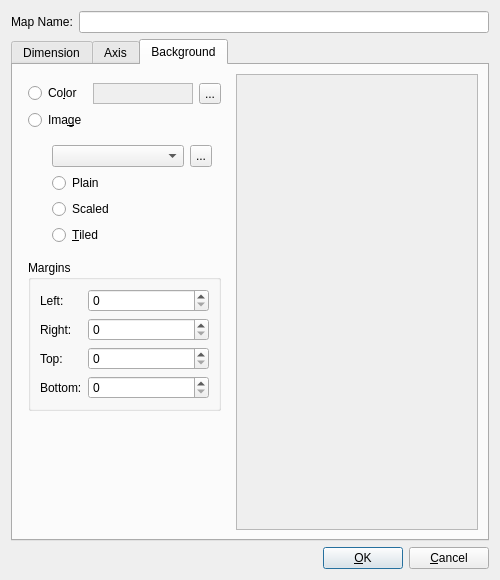
Above: bin/mappropertiesdialog.ui from dyle/rpgmapper before the change. Below: the same form after it.
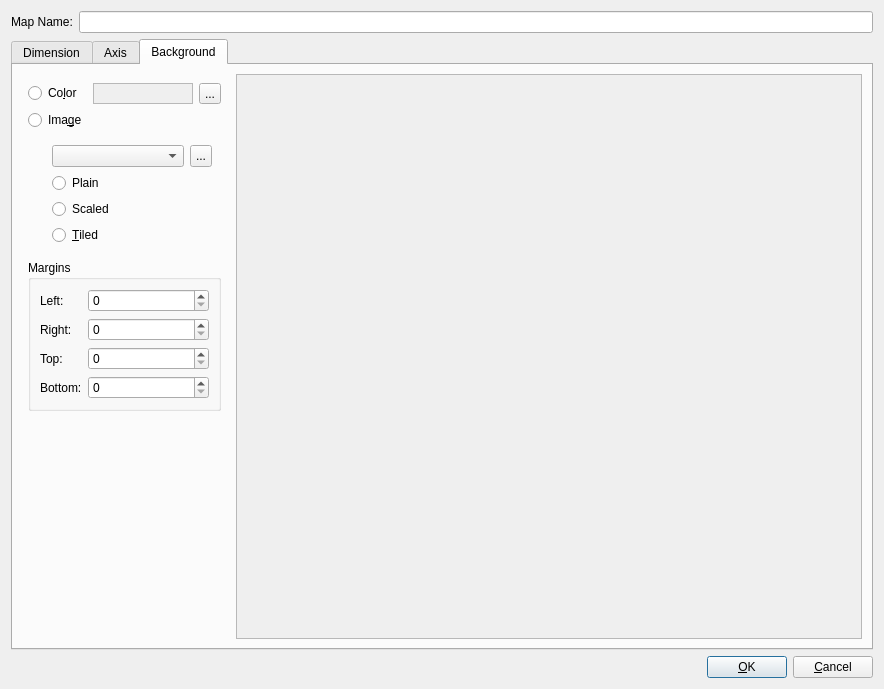
That is the form after the change. The open tabs and pages were chosen to show the change. Icons and pictures are not drawn. Custom widgets are drawn as their Qt base class.

```diff
--- a/bin/mappropertiesdialog.ui
+++ b/bin/mappropertiesdialog.ui
@@ -6,14 +6,14 @@
    <rect>
     <x>0</x>
     <y>0</y>
-    <width>500</width>
-    <height>580</height>
+    <width>884</width>
+    <height>689</height>
    </rect>
   </property>
   <property name="minimumSize">
    <size>
-    <width>500</width>
-    <height>580</height>
+    <width>0</width>
+    <height>0</height>
    </size>
   </property>
   <property name="windowTitle">
@@ -849,8 +849,8 @@
            <rect>
             <x>0</x>
             <y>0</y>
-            <width>247</width>
-            <height>441</height>
+            <width>631</width>
+            <height>550</height>
            </rect>
           </property>
          </widget>
```
Left out of the diff: 2 changed lines with no effect on the pictures.
